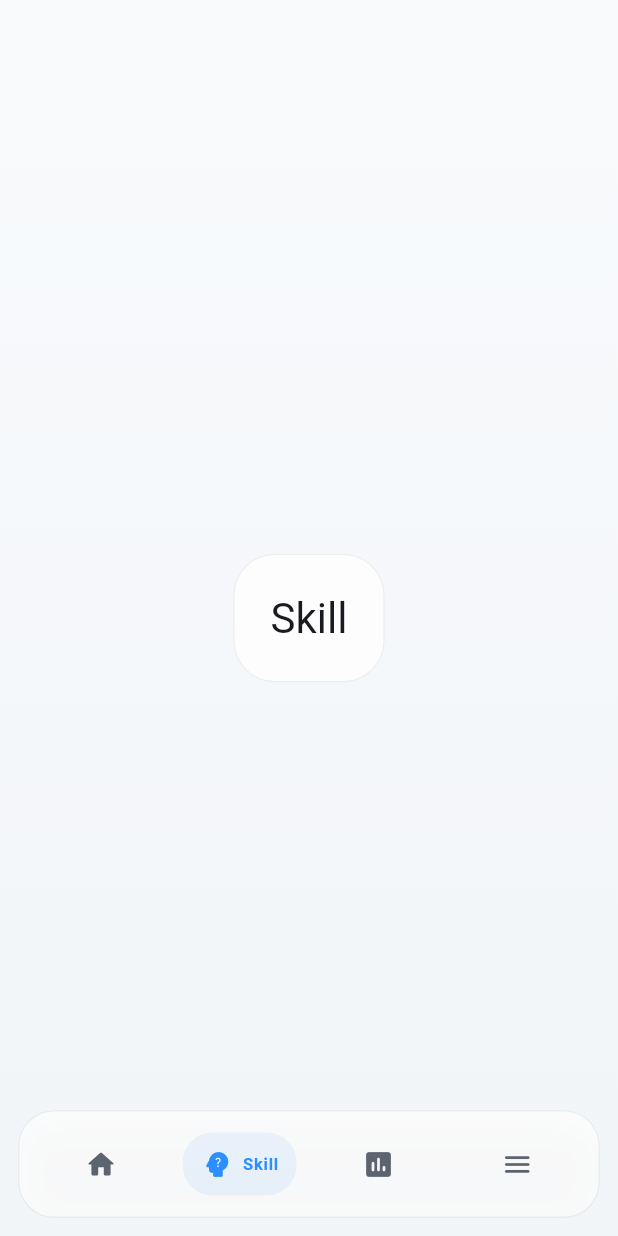
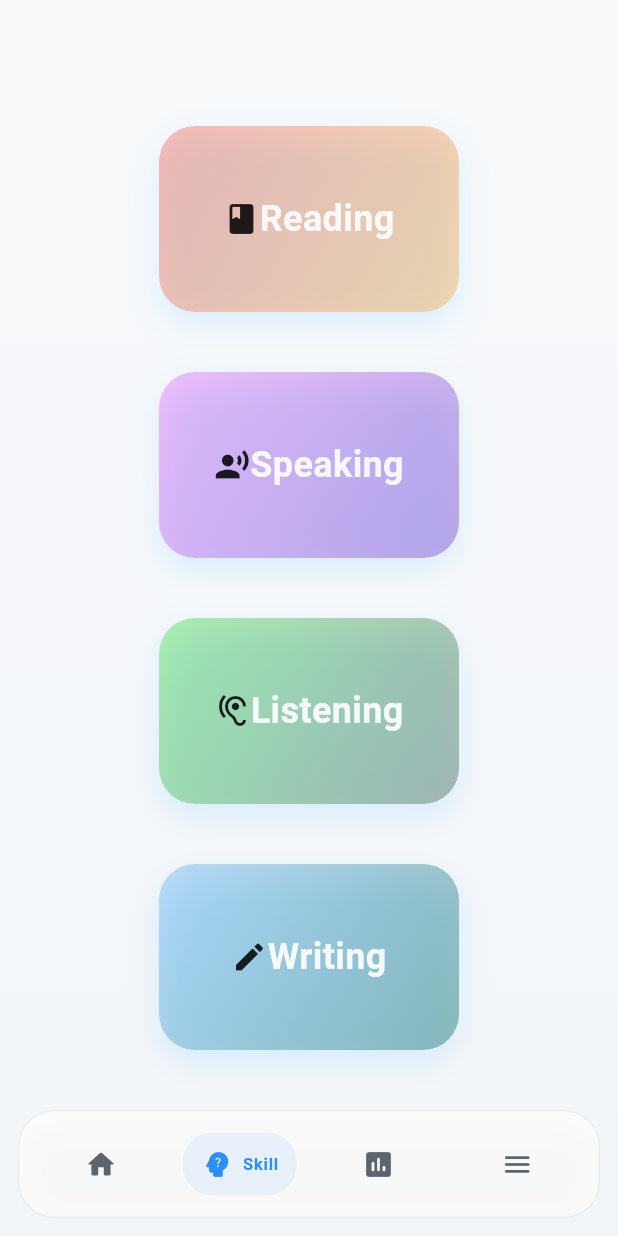
Before and after one commit to Erp4759/PrepPilot-AI, a Flutter app: the screen it shows after launch, item 2 of the bottom bar chosen, on a phone screen of 412 x 824 dp. Run offline on Flutter 3.47's test engine with Material 3 defaults, Android fonts, the phone set to English and light mode, and no system bars; our stand-ins replace flutter_dotenv, flutter_riverpod.

Commit message:
Built basic app screen

```diff
--- a/lib/src/app/app.dart
+++ b/lib/src/app/app.dart
@@ -8,6 +8,7 @@ import '../features/results/vocabulary_mistakes_screen.dart';
 import '../features/profile_setting/profile.dart';
 import '../features/profile_setting/edit_profile.dart';
 import '../features/setting.dart';
+import '../features/skills/index.dart';
 import 'main_shell.dart';
 import '../core/theme/app_theme.dart';
 
@@ -24,6 +25,11 @@ class PrepPilotApp extends StatelessWidget {
       routes: {
         LoginScreen.routeName: (_) => const LoginScreen(),
         RegisterScreen.routeName: (_) => const RegisterScreen(),
+        '/skills': (_) => const SkillsMainScreen(),
+        '/skills/listening': (_) => const ListeningMainScreen(),
+        '/skills/listening/listeningmodule_1': (_) => const ListeningModule_1(),
+        '/skills/writing': (_) => const WritingMainScreen(),
+        '/skills/writing/writingmodule_1': (_) => const WritingModule_1(),
         '/profile': (_) => const ProfileScreen(),
         '/profile/edit': (_) => const EditProfileScreen(),
         '/settings': (_) => const SettingScreen(),
--- a/lib/src/app/main_shell.dart
+++ b/lib/src/app/main_shell.dart
@@ -3,6 +3,7 @@ import 'dart:ui';
 import 'package:flutter/material.dart';
 import '../features/auth/presentation/welcome_screen.dart';
 import '../features/results/results_screen.dart';
+import '../features/skills/skills_main_screen.dart';
 
 class MainShell extends StatefulWidget {
   const MainShell({super.key});
@@ -37,7 +38,7 @@ class _MainShellState extends State<MainShell> {
   Widget build(BuildContext context) {
     final tabs = <Widget>[
       const WelcomeScreen(),
-      const _PlaceholderTab(title: 'Skill'),
+      const SkillsMainScreen(),
       const ResultsScreen(),
       const _PlaceholderTab(title: 'Menu'),
     ];
--- /dev/null
+++ b/lib/src/features/skills/data/writing_essay.dart
@@ -0,0 +1 @@
+final List<String> topics = ['asdfaefa'];
--- /dev/null
+++ b/lib/src/features/skills/index.dart
@@ -0,0 +1,3 @@
+export 'skills_main_screen.dart';
+export 'listening/index.dart';
+export 'writing/index.dart';
--- /dev/null
+++ b/lib/src/features/skills/listening/index.dart
@@ -0,0 +1,4 @@
+export 'listening_main_screen.dart';
+export 'listening_module1.dart';
+export 'listening_module2.dart';
+export 'listening_module3.dart';
--- /dev/null
+++ b/lib/src/features/skills/skills_main_screen.dart
@@ -0,0 +1,121 @@
+import 'dart:ui';
+import 'package:flutter/material.dart';
+
+class SkillsMainScreen extends StatelessWidget {
+  const SkillsMainScreen({super.key});
+
+  @override
+  Widget build(BuildContext context){
+    return Scaffold(
+      body: Container(
+        decoration: const BoxDecoration(
+          gradient: LinearGradient(
+            begin: Alignment.topCenter,
+            end: Alignment.bottomCenter,
+            colors: [Color(0xFFF8FAFC), Color(0xFFF2F5F8)],
+          )
+        ),
+        child: Center(
+          child: Column(
+            mainAxisAlignment: MainAxisAlignment.center,
+            children: <Widget>[
+              _SkillsButton(
+                label: 'Reading',
+                ontap: () {},
+                color1: const Color.fromARGB(255, 241, 93, 82).withOpacity(0.4),
+                color2: const Color.fromARGB(255, 246, 172, 61).withOpacity(0.4),
+                icon: Icons.book,
+              ),
+              const SizedBox(height: 40),
+              _SkillsButton(
+                label: 'Speaking',
+                ontap: () {},
+                color1: const Color.fromARGB(255, 229, 105, 251).withOpacity(0.4),
+                color2: const Color.fromARGB(255, 109, 55, 202).withOpacity(0.4),
+                icon: Icons.record_voice_over,
+              ),
+              const SizedBox(height: 40),
+              _SkillsButton(
+                label: 'Listening',
+                ontap: () => Navigator.of(context).pushNamed('/skills/listening'),
+                color1: const Color.fromARGB(255, 63, 225, 68).withOpacity(0.4),
+                color2: const Color.fromARGB(255, 60, 91, 76).withOpacity(0.4),
+                icon: Icons.hearing,
+                ),
+              const SizedBox(height: 40),
+              _SkillsButton(
+                label: 'Writing',
+                ontap: () => Navigator.of(context).pushNamed('/skills/writing'),
+                color1: const Color.fromARGB(255, 99, 181, 248).withOpacity(0.4),
+                color2: const Color.fromARGB(255, 1, 99, 89).withOpacity(0.4),
+                icon: Icons.edit,
+                ),
+              const SizedBox(height:40),
+            ]
+          )
+        )
+      )
+    );
+  }
+}
+
+class _SkillsButton extends StatelessWidget {
+  final String label;
+  final VoidCallback ontap;
+  final Color color1;
+  final Color color2;
+  final IconData icon;
+
+  const _SkillsButton({
+    required this.label,
+    required this.ontap,
+    required this.color1,
+    required this.color2,
+    required this.icon,
+  });
+
+  @override
+  Widget build(BuildContext context){
+    return InkWell(
+      onTap: ontap,
+      borderRadius: BorderRadius.circular(24),
+      splashColor: Colors.white.withOpacity(0.7),
+      child: Container(
+        width: 200,
+        height: 124,
+        decoration: BoxDecoration(
+          gradient: LinearGradient(
+            begin: Alignment.topLeft,
+            end: Alignment.bottomRight,
+            colors: [color1, color2],
+          ),
+          borderRadius: BorderRadius.circular(24),
+          boxShadow: [
+            BoxShadow(
+              color: Color(0x4082CEFF),
+              blurRadius: 18,
+              offset: Offset(0, 8),
+            )
+          ],
+        ),
+        alignment: Alignment.center,
+        padding: const EdgeInsets.all(16),
+        child: Row(
+          mainAxisAlignment: MainAxisAlignment.center,
+          children: [
+            Icon(icon),
+            const SizedBox(height: 8),
+            Text(
+              label,
+              style: TextStyle(
+                fontSize: 24,
+                fontWeight: FontWeight.bold,
+                color: Colors.white.withOpacity(0.9),
+              ),
+            ),
+          ]
+        ),
+      ),
+    );
+  }
+}
--- /dev/null
+++ b/lib/src/features/skills/writing/index.dart
@@ -0,0 +1,4 @@
+export 'writing_main_screen.dart';
+export 'writing_module1.dart';
+export 'writing_module2.dart';
+export 'writing_module3.dart';
```
Also changed, not shown: lib/src/features/skills/listening/listening_main_screen.dart (added, +98 -0 lines), lib/src/features/skills/listening/listening_module1.dart (added, +152 -0 lines), lib/src/features/skills/writing/writing_main_screen.dart (added, +98 -0 lines), lib/src/features/skills/writing/writing_module1.dart (added, +130 -0 lines), lib/src/features/skills/listening/listening_module2.dart (added), lib/src/features/skills/listening/listening_module3.dart (added), lib/src/features/skills/writing/writing_module2.dart (added), lib/src/features/skills/writing/writing_module3.dart (added), pubspec.lock.
